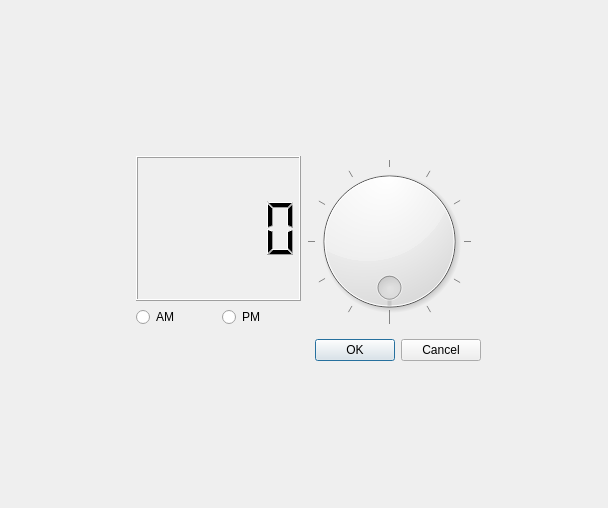
Old version of the form Source/4.UI/project1/changesetting.ui in the repository KINGMINWOO/INTEL_AI_SW_LAST_PROJECT.
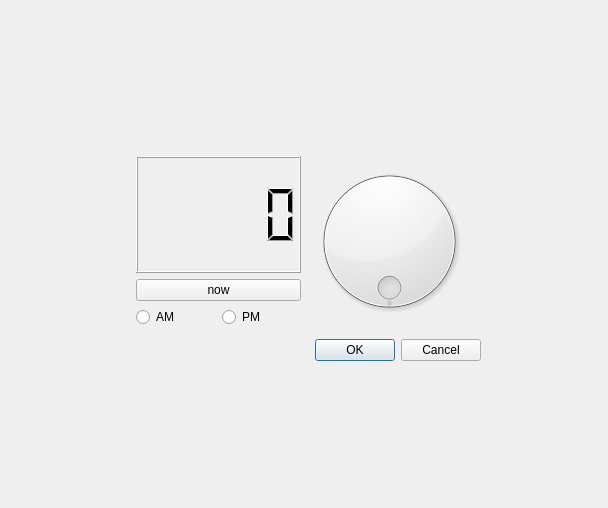
New version of the form. The open tabs and pages were chosen to show the change. Icons and pictures are not drawn.

```diff
--- a/Source/4.UI/project1/changesetting.ui
+++ b/Source/4.UI/project1/changesetting.ui
@@ -174,7 +174,7 @@
               <widget class="QWidget" name="page_3">
                <layout class="QHBoxLayout" name="horizontalLayout_3">
                 <item>
-                 <layout class="QVBoxLayout" name="verticalLayout_6">
+                 <layout class="QVBoxLayout" name="verticalLayout_6" stretch="8,1,1">
                   <item>
                    <widget class="QLCDNumber" name="pTime">
                     <property name="smallDecimalPoint">
@@ -185,6 +185,13 @@
                     </property>
                    </widget>
                   </item>
+                  <item>
+                   <widget class="QPushButton" name="pPBnow">
+                    <property name="text">
+                     <string>now</string>
+                    </property>
+                   </widget>
+                  </item>
                   <item>
                    <layout class="QHBoxLayout" name="horizontalLayout_5">
                     <item>
@@ -229,7 +236,7 @@
                    <double>0.000000000000000</double>
                   </property>
                   <property name="notchesVisible">
-                   <bool>true</bool>
+                   <bool>false</bool>
                   </property>
                  </widget>
                 </item>
```
Left out of the diff: 2 changed lines with no effect on the pictures.
